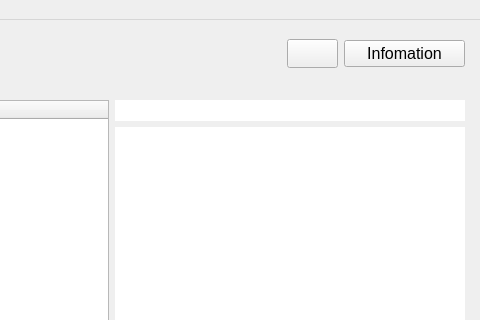
The window that Window/mainwindow.ui (stephan-zhuchen/BIOS-Viewer) describes before a commit, drawn with Qt 5; both pictures show x 520 to 1000 and y 0 to 320 of the 1000 by 600 pixel window.
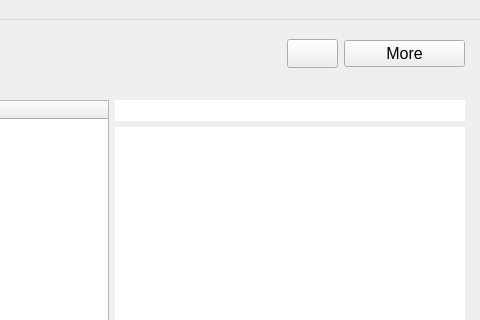
The same window after the commit. Icons and pictures are not drawn.

What changed in the file:
```diff
--- a/Window/mainwindow.ui
+++ b/Window/mainwindow.ui
@@ -147,7 +147,7 @@
          </font>
         </property>
         <property name="text">
-         <string>Infomation</string>
+         <string>More</string>
         </property>
         <property name="checkable">
          <bool>false</bool>
```
Left out of the diff: 2 changed lines with no effect on the pictures.
